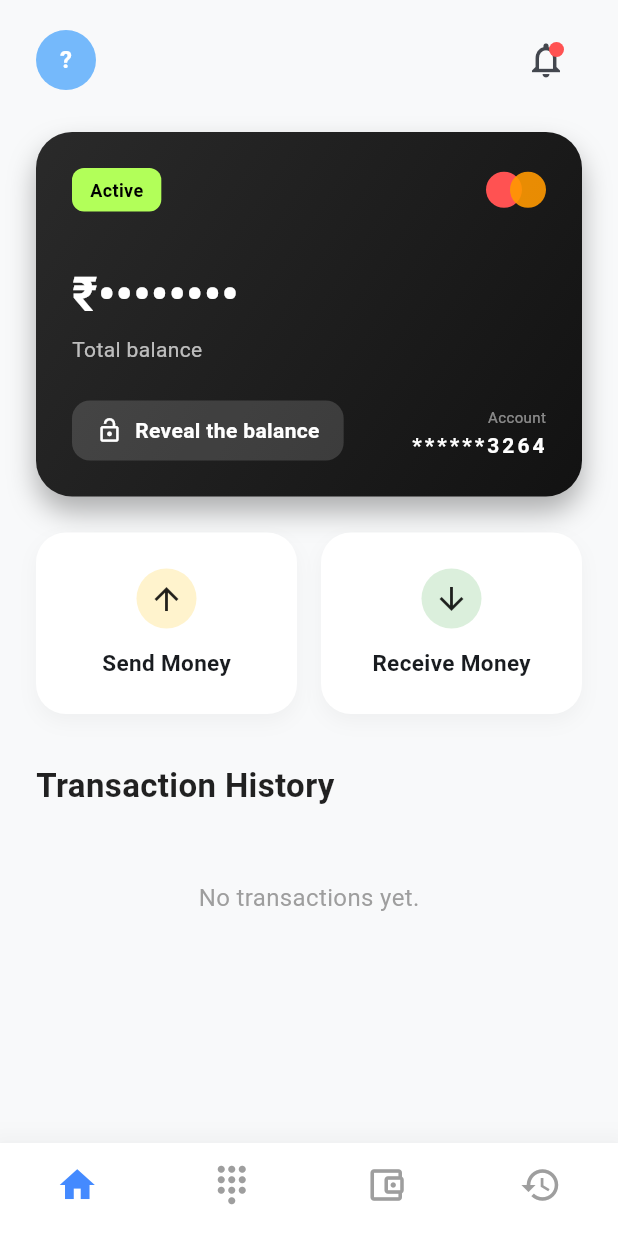
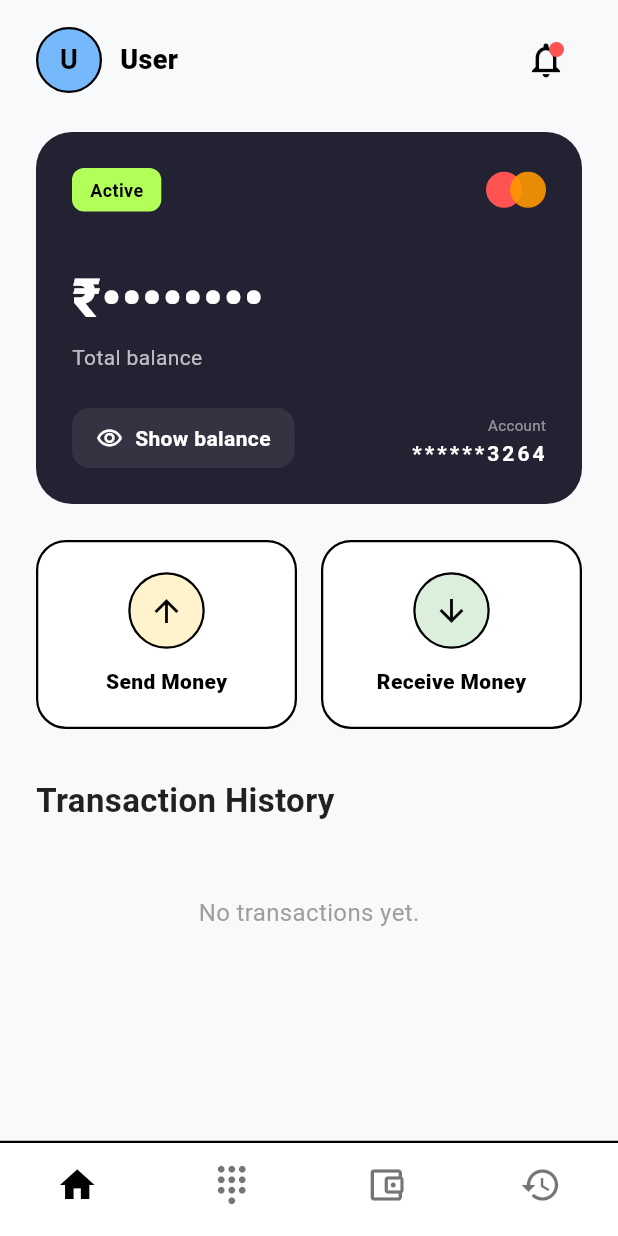
Before and after one commit to dhanuvagman006/nexus_vc_hack, a Flutter app: the HomeScreen screen opened directly, on a phone screen of 412 x 824 dp. Run offline on Flutter 3.47's test engine with Material 3 defaults, Android fonts, the phone set to English and light mode, and no system bars; our stand-ins replace connectivity_plus, permission_handler, qr_flutter, shared_preferences; missing offline and left inert: mobile_scanner, nearby_connections; accounts and stored records are empty.

Commit message:
feat: implement core UI components including BalanceCard, HomeScreen, and ProfileScreen

```diff
--- a/bluepay/lib/balance_card.dart
+++ b/bluepay/lib/balance_card.dart
@@ -102,22 +102,8 @@ class _BalanceCardState extends State<BalanceCard> {
       width: double.infinity,
       padding: const EdgeInsets.all(24),
       decoration: BoxDecoration(
+        color: const Color(0xFF222232),
         borderRadius: BorderRadius.circular(24),
-        gradient: const LinearGradient(
-          colors: [
-            Color(0xFF2A2A2A), // Dark grey
-            Color(0xFF121212), // Almost black
-          ],
-          begin: Alignment.topLeft,
-          end: Alignment.bottomRight,
-        ),
-        boxShadow: [
-          BoxShadow(
-            color: Colors.black.withOpacity(0.3),
-            blurRadius: 15,
-            offset: const Offset(0, 10),
-          ),
-        ],
       ),
       child: Column(
         crossAxisAlignment: CrossAxisAlignment.start,
@@ -183,8 +169,8 @@ class _BalanceCardState extends State<BalanceCard> {
                     ? '₹${appState.balance.toStringAsFixed(2)}'
                     : '₹••••••••',
                 style: const TextStyle(
-                  fontSize: 32,
-                  fontWeight: FontWeight.bold,
+                  fontSize: 36,
+                  fontWeight: FontWeight.w800,
                   color: Colors.white,
                 ),
               );
@@ -219,7 +205,7 @@ class _BalanceCardState extends State<BalanceCard> {
                     vertical: 10,
                   ),
                   decoration: BoxDecoration(
-                    color: Colors.white.withOpacity(0.15),
+                    color: const Color(0xFF333342),
                     borderRadius: BorderRadius.circular(12),
                   ),
                   child: Row(
@@ -228,7 +214,7 @@ class _BalanceCardState extends State<BalanceCard> {
                       Icon(
                         _isBalanceVisible
                             ? Icons.visibility_off_outlined
-                            : Icons.lock_open_outlined,
+                            : Icons.visibility_outlined,
                         color: Colors.white,
                         size: 18,
                       ),
@@ -236,7 +222,7 @@ class _BalanceCardState extends State<BalanceCard> {
                       Text(
                         _isBalanceVisible
                             ? 'Hide balance'
-                            : 'Reveal the balance',
+                            : 'Show balance',
                         style: const TextStyle(
                           color: Colors.white,
                           fontWeight: FontWeight.w600,
--- a/bluepay/lib/home_screen.dart
+++ b/bluepay/lib/home_screen.dart
@@ -73,16 +73,20 @@ class _HomeScreenState extends State<HomeScreen> {
           );
         }
 
-        return BottomNavigationBar(
+        return Container(
+          decoration: const BoxDecoration(
+            border: Border(top: BorderSide(color: Colors.black, width: 1.5)),
+          ),
+          child: BottomNavigationBar(
             currentIndex: _currentIndex,
             onTap: (index) => setState(() => _currentIndex = index),
             type: BottomNavigationBarType.fixed,
             showSelectedLabels: false,
             showUnselectedLabels: false,
             backgroundColor: Colors.white,
-          selectedItemColor: Colors.blueAccent,
-          unselectedItemColor: Colors.grey,
-          elevation: 20,
+            selectedItemColor: Colors.black,
+            unselectedItemColor: Colors.black54,
+            elevation: 0,
           items: [
             BottomNavigationBarItem(
               icon: const Icon(Icons.home, size: 28),
@@ -98,6 +102,7 @@ class _HomeScreenState extends State<HomeScreen> {
               label: context.l10n.history,
             ),
           ],
+          ),
         );
       },
     );
@@ -220,30 +225,38 @@ class HomeDashboard extends StatelessWidget {
                   ),
                 );
               },
-              child: CircleAvatar(
-                radius: 20,
-                backgroundColor: const Color(0xFF75B9FB),
+              child: Container(
+                width: 44,
+                height: 44,
+                decoration: BoxDecoration(
+                  color: const Color(0xFF75B9FB),
+                  shape: BoxShape.circle,
+                  border: Border.all(color: Colors.black, width: 1.5),
+                ),
+                child: Center(
                   child: Text(
                     appState.currentUserName.isNotEmpty
                         ? appState.currentUserName[0].toUpperCase()
-                      : '?',
+                        : 'U',
                     style: const TextStyle(
-                    color: Colors.white,
-                    fontWeight: FontWeight.bold,
+                      color: Colors.black,
+                      fontWeight: FontWeight.w600,
+                      fontSize: 18,
+                    ),
                   ),
                 ),
               ),
             ),
             const SizedBox(width: 12),
             Text(
-              appState.currentUserName,
-              style: const TextStyle(fontSize: 18, fontWeight: FontWeight.w600),
+              appState.currentUserName.isNotEmpty ? appState.currentUserName : 'User',
+              style: const TextStyle(fontSize: 18, fontWeight: FontWeight.w800, color: Colors.black),
             ),
             const Spacer(),
             Stack(
               children: [
                 IconButton(
-                  icon: const Icon(Icons.notifications_none_outlined, size: 28),
+                  icon: const Icon(Icons.notifications_none_outlined, size: 28, color: Colors.black),
                   onPressed: () {},
                 ),
                 Positioned(
@@ -327,32 +340,31 @@ class HomeDashboard extends StatelessWidget {
     return GestureDetector(
       onTap: onTap,
       child: Container(
-        padding: const EdgeInsets.symmetric(vertical: 24),
+        padding: const EdgeInsets.symmetric(vertical: 20),
         decoration: BoxDecoration(
           color: Colors.white,
           borderRadius: BorderRadius.circular(20),
-          boxShadow: [
-            BoxShadow(
-              color: Colors.grey.withOpacity(0.1),
-              blurRadius: 10,
-              offset: const Offset(0, 5),
-            ),
-          ],
+          border: Border.all(color: Colors.black, width: 1.5),
         ),
         child: Column(
           children: [
             Container(
-              padding: const EdgeInsets.all(8),
+              padding: const EdgeInsets.all(12),
               decoration: BoxDecoration(
                 color: iconColor.withOpacity(0.2),
                 shape: BoxShape.circle,
+                border: Border.all(color: Colors.black, width: 1.5),
               ),
-              child: Icon(icon, color: Colors.black87),
+              child: Icon(icon, color: Colors.black, size: 24),
             ),
             const SizedBox(height: 12),
             Text(
               title,
-              style: const TextStyle(fontWeight: FontWeight.w600, fontSize: 15),
+              style: const TextStyle(
+                fontWeight: FontWeight.w800,
+                fontSize: 14,
+                color: Colors.black,
+              ),
             ),
           ],
         ),
@@ -1360,23 +1372,22 @@ class TransactionItem extends StatelessWidget {
   Widget build(BuildContext context) {
     return Container(
       margin: const EdgeInsets.only(bottom: 12),
-      padding: const EdgeInsets.all(16),
+      padding: const EdgeInsets.symmetric(horizontal: 16, vertical: 20),
       decoration: BoxDecoration(
         color: Colors.white,
-        borderRadius: BorderRadius.circular(20),
-        boxShadow: [
-          BoxShadow(
-            color: Colors.grey.withOpacity(0.05),
-            blurRadius: 10,
-            offset: const Offset(0, 5),
-          ),
-        ],
+        borderRadius: BorderRadius.circular(24),
+        border: Border.all(color: Colors.black, width: 1.5),
       ),
       child: Row(
         children: [
-          CircleAvatar(
-            radius: 24,
-            backgroundColor: Colors.grey[200],
+          Container(
+            width: 44,
+            height: 44,
+            decoration: BoxDecoration(
+              color: const Color(0xFFE0E0E0),
+              shape: BoxShape.circle,
+              border: Border.all(color: Colors.black, width: 1.5),
+            ),
             child: const Icon(Icons.person, color: Colors.blueAccent),
           ),
           const SizedBox(width: 16),
@@ -1388,13 +1399,18 @@ class TransactionItem extends StatelessWidget {
                   name,
                   style: const TextStyle(
                     fontWeight: FontWeight.bold,
+                    color: Colors.black,
                     fontSize: 16,
                   ),
                 ),
                 const SizedBox(height: 4),
                 Text(
                   date,
-                  style: TextStyle(color: Colors.grey[500], fontSize: 13),
+                  style: const TextStyle(
+                    color: Color(0xFF757575),
+                    fontSize: 12,
+                    fontWeight: FontWeight.w500,
+                  ),
                 ),
               ],
             ),
@@ -1402,9 +1418,9 @@ class TransactionItem extends StatelessWidget {
           Text(
             amount,
             style: TextStyle(
-              fontWeight: FontWeight.bold,
+              fontWeight: FontWeight.w800,
               fontSize: 16,
-              color: isPositive ? Colors.green : Colors.redAccent,
+              color: isPositive ? Colors.green : const Color(0xFFE53935),
             ),
           ),
         ],
```
Also changed, not shown: bluepay/lib/profile_screen.dart (+38 -23 lines). Lines whose indentation alone changed are shown as unchanged.
